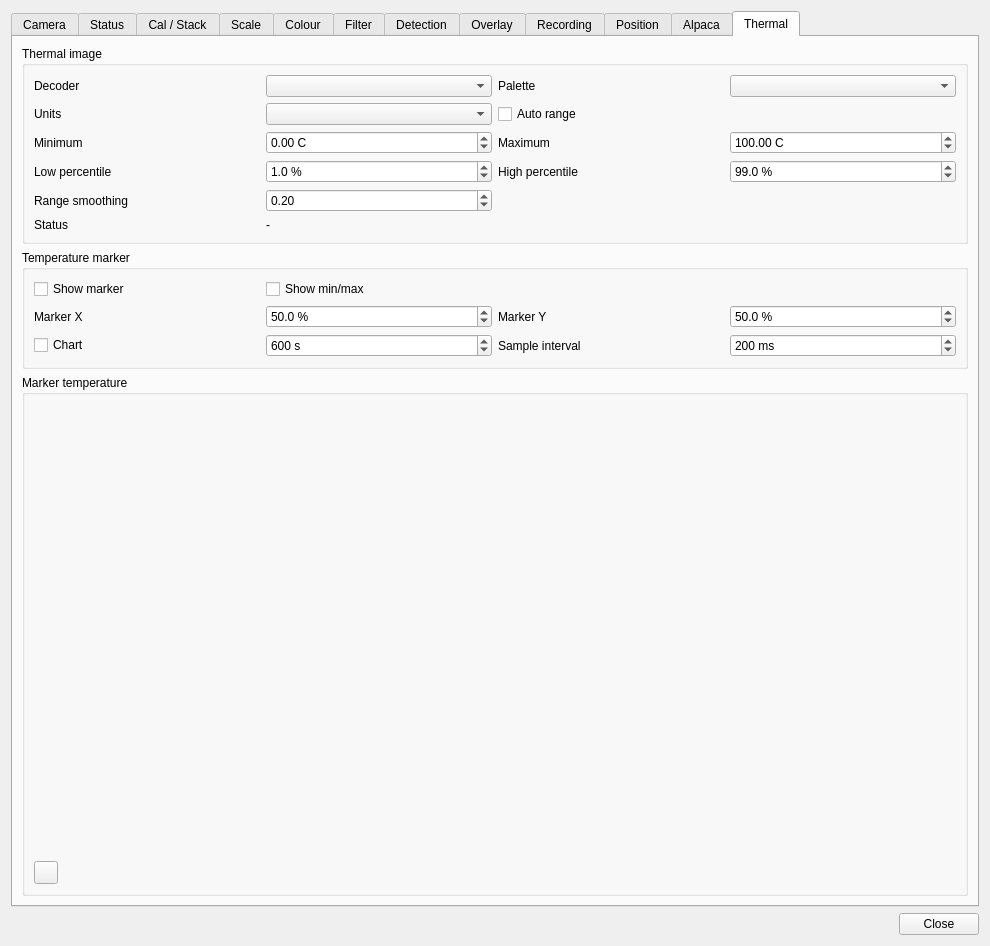
Above: plugins/feature/camera/camerasettingsdialog.ui from srcejon/sdrangel before the change. Below: the same form after it.
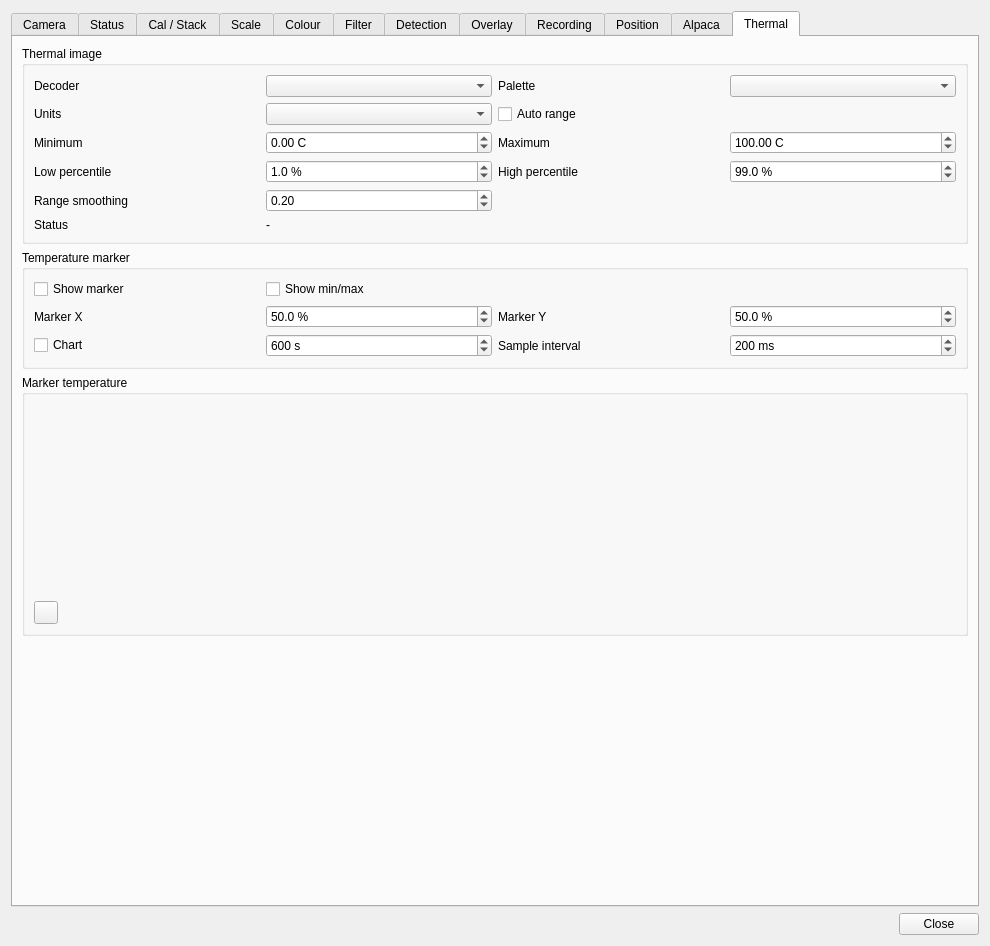
That is the form after the change. The open tabs and pages were chosen to show the change. Icons and pictures are not drawn. Custom widgets are drawn as their Qt base class.

Commit message: Tidy thermal tab

What changed in the file:
```diff
--- a/plugins/feature/camera/camerasettingsdialog.ui
+++ b/plugins/feature/camera/camerasettingsdialog.ui
@@ -9277,6 +9277,12 @@
        </item>
        <item>
         <widget class="QGroupBox" name="thermalChartGroup">
+         <property name="sizePolicy">
+          <sizepolicy hsizetype="Expanding" vsizetype="Expanding">
+           <horstretch>0</horstretch>
+           <verstretch>0</verstretch>
+          </sizepolicy>
+         </property>
          <property name="toolTip">
           <string>Bounded marker-temperature history using frame capture timestamps.</string>
          </property>
@@ -9326,6 +9332,19 @@
          </layout>
         </widget>
        </item>
+       <item>
+        <spacer name="verticalSpacer_13">
+         <property name="orientation">
+          <enum>Qt::Orientation::Vertical</enum>
+         </property>
+         <property name="sizeHint" stdset="0">
+          <size>
+           <width>20</width>
+           <height>40</height>
+          </size>
+         </property>
+        </spacer>
+       </item>
       </layout>
      </widget>
     </widget>
```
